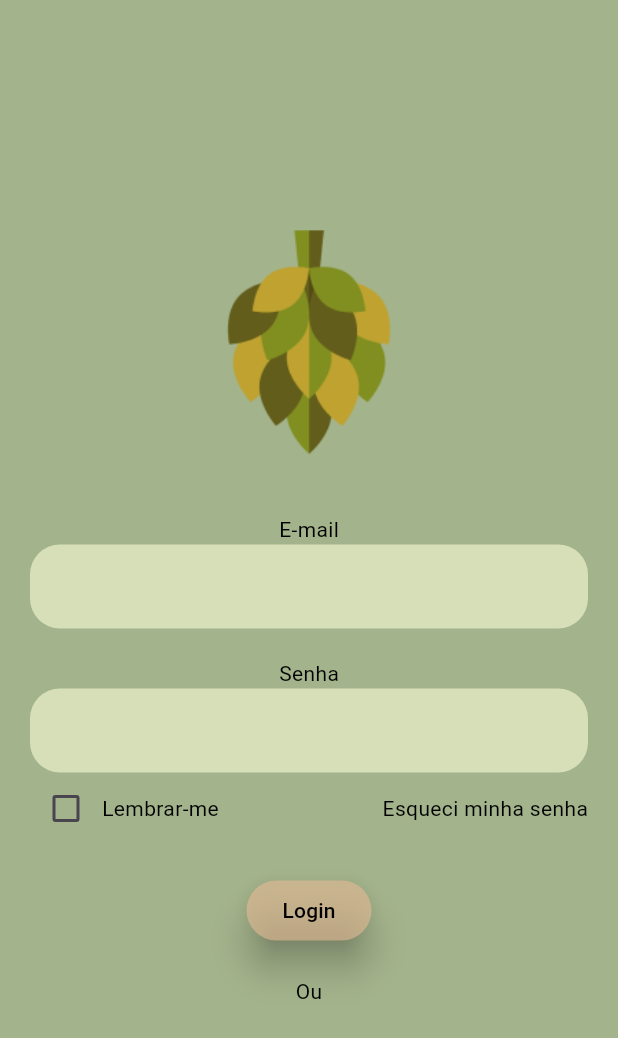
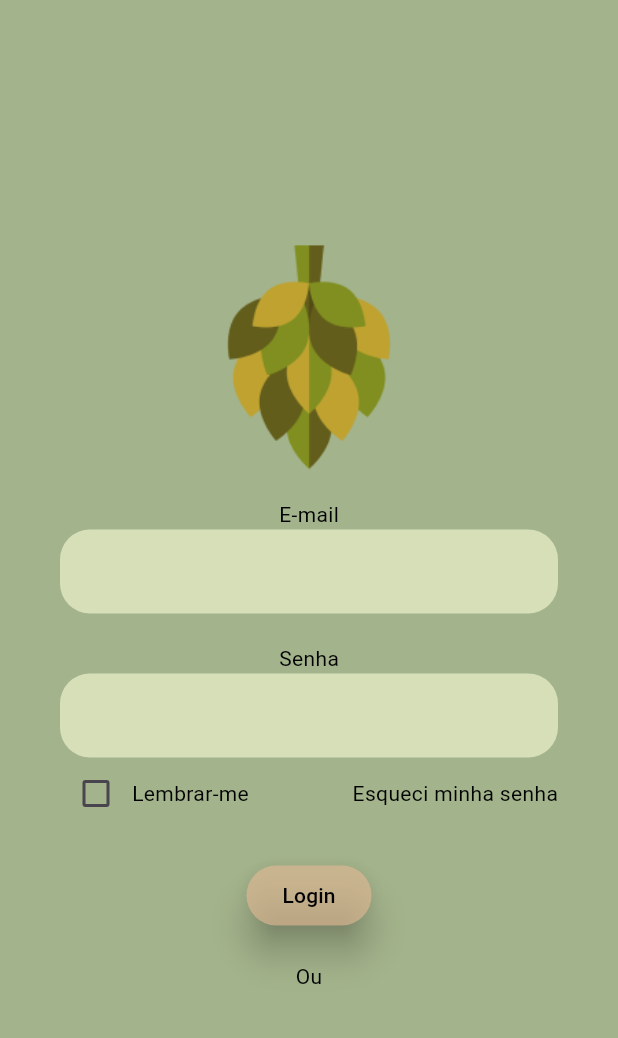
Before and after one commit to Albericoeduardo/Flutter-SensorApp, a Flutter app: the screen it shows after launch, on a phone screen of 412 x 824 dp. Shown: the top 1038 px of the screen. Run offline on Flutter 3.47's test engine with Material 3 defaults, Android fonts, the phone set to English and light mode, and no system bars.

```diff
--- a/lib/loginPage/pages/login_page.dart
+++ b/lib/loginPage/pages/login_page.dart
@@ -1,7 +1,7 @@
 import 'package:flutter/material.dart';
-import 'package:flutter_farmapp/loginPage/widgets/grey_text.dart';
-import 'package:flutter_farmapp/loginPage/widgets/input_field.dart';
-import 'package:flutter_farmapp/loginPage/widgets/login_button.dart';
+import 'package:flutter_farmapp/widgets/grey_text.dart';
+import 'package:flutter_farmapp/widgets/input_field.dart';
+import 'package:flutter_farmapp/widgets/button.dart';
 import 'package:flutter_farmapp/loginPage/widgets/remeber_forgot.dart';
 
 class LoginPage extends StatelessWidget {
@@ -12,7 +12,7 @@ class LoginPage extends StatelessWidget {
   @override
   Widget build(BuildContext context) {
     return Scaffold(
-      backgroundColor: Color.fromARGB(255, 163, 179, 139),
+      backgroundColor: const Color.fromARGB(255, 163, 179, 139),
       body: Center(
         child: SingleChildScrollView(
           child: Padding(
@@ -22,23 +22,28 @@ class LoginPage extends StatelessWidget {
               crossAxisAlignment: CrossAxisAlignment.center,
               children: [
                 Padding(
-                  padding: const EdgeInsets.only(bottom: 20.0),
-                  child: Image.asset(
+                  padding: const EdgeInsets.all(20.0),
+                  child: Column(
+                    crossAxisAlignment: CrossAxisAlignment.center,
+                    children: [
+                      Image.asset(
                         'assets/images/Lupulo_icon.png',
                         height: 150,
                       ),
-                ),
-                const SizedBox(height: 20,),
+                      const SizedBox(height: 20.0,),
                       const GreyText(text: "E-mail"),
                       InputField(controller: emailController, isPassword: false),
-                const SizedBox(height: 20,),
+                      const SizedBox(height: 20.0,),
                       const GreyText(text: "Senha"),
                       InputField(controller: senhaController, isPassword: true),
                       const RememberForgot(),
-                const SizedBox(height: 20,),
-                const LoginButton(),
-                const SizedBox(height: 20,),
+                      const SizedBox(height: 20.0,),
+                      const LoginButton(text: "Login",),
+                      const SizedBox(height: 20.0,),
                       const GreyText(text: "Ou")
+                    ],
+                  )
+                ),
               ],
             ),
           ),
--- a/lib/loginPage/widgets/remeber_forgot.dart
+++ b/lib/loginPage/widgets/remeber_forgot.dart
@@ -1,5 +1,5 @@
 import 'package:flutter/material.dart';
-import 'package:flutter_farmapp/loginPage/widgets/grey_text.dart';
+import 'package:flutter_farmapp/widgets/grey_text.dart';
 
 class RememberForgot extends StatefulWidget {
   const RememberForgot({super.key,});
--- a/lib/main.dart
+++ b/lib/main.dart
@@ -1,5 +1,6 @@
 import 'package:flutter/material.dart';
 import 'package:flutter_farmapp/loginPage/pages/login_page.dart';
+// import 'package:flutter_farmapp/registerPage/pages/register_page.dart';
 
 void main() {
   runApp(const MainApp());
--- a/lib/loginPage/widgets/login_button.dart
+++ b/lib/widgets/button.dart
@@ -2,10 +2,12 @@ import 'package:flutter/material.dart';
 import 'package:flutter_farmapp/homePage/home_page.dart';
 
 class LoginButton extends StatelessWidget {
-  const LoginButton({super.key});
+  final String text;
+  const LoginButton({super.key, required this.text});
 
   @override
   Widget build(BuildContext context) {
+
     return ElevatedButton(
       onPressed: () {
         Navigator.push(
@@ -17,9 +19,9 @@ class LoginButton extends StatelessWidget {
         backgroundColor: const Color.fromARGB(153, 230, 186, 149),
         elevation: 10.0,
       ),
-      child: const Text(
-        'Login',
-        style: TextStyle(
+      child: Text(
+        text,
+        style: const TextStyle(
           color: Colors.black
         ),
       ),
```
Also changed, not shown: lib/registerPage/pages/register_page.dart (added, +57 -0 lines), lib/registerPage/register_page.dart (deleted, +0 -10 lines), lib/widgets/grey_text.dart (renamed from lib/loginPage/widgets/grey_text.dart), lib/widgets/input_field.dart (renamed from lib/loginPage/widgets/input_field.dart). Lines whose indentation alone changed are shown as unchanged.
